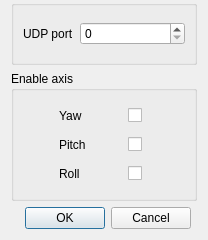
The window that ftnoir_tracker_freepie-udp/freepie-udp-controls.ui (opentrack/opentrack) describes before a commit, drawn with Qt 5.
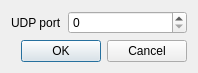
The same window after the commit. Icons and pictures are not drawn.

What changed in the file:
```diff
--- a/ftnoir_tracker_freepie-udp/freepie-udp-controls.ui
+++ b/ftnoir_tracker_freepie-udp/freepie-udp-controls.ui
@@ -9,8 +9,8 @@
    <rect>
     <x>0</x>
     <y>0</y>
-    <width>208</width>
-    <height>240</height>
+    <width>198</width>
+    <height>71</height>
    </rect>
   </property>
   <property name="windowTitle">
@@ -26,145 +26,31 @@
   <property name="autoFillBackground">
    <bool>false</bool>
   </property>
-  <layout class="QGridLayout" name="gridLayout_3">
-   <property name="topMargin">
-    <number>0</number>
-   </property>
-   <item row="0" column="0" colspan="3">
-    <widget class="QGroupBox" name="groupbox_port">
-     <layout class="QGridLayout" name="gridLayout">
-      <item row="0" column="1">
-       <widget class="QSpinBox" name="port">
-        <property name="minimum">
-         <number>0</number>
-        </property>
-        <property name="maximum">
-         <number>65535</number>
-        </property>
-       </widget>
-      </item>
-      <item row="0" column="0">
-       <widget class="QLabel" name="label_5">
-        <property name="sizePolicy">
-         <sizepolicy hsizetype="Maximum" vsizetype="Preferred">
-          <horstretch>0</horstretch>
-          <verstretch>0</verstretch>
-         </sizepolicy>
-        </property>
-        <property name="text">
-         <string>UDP port</string>
-        </property>
-       </widget>
-      </item>
-     </layout>
+  <layout class="QGridLayout" name="gridLayout">
+   <item row="0" column="0">
+    <widget class="QLabel" name="label_5">
+     <property name="sizePolicy">
+      <sizepolicy hsizetype="Maximum" vsizetype="Preferred">
+       <horstretch>0</horstretch>
+       <verstretch>0</verstretch>
+      </sizepolicy>
+     </property>
+     <property name="text">
+      <string>UDP port</string>
+     </property>
     </widget>
    </item>
-   <item row="1" column="0" rowspan="2" colspan="3">
-    <widget class="QGroupBox" name="groupBox_3">
-     <property name="minimumSize">
-      <size>
-       <width>0</width>
-       <height>85</height>
-      </size>
+   <item row="0" column="1">
+    <widget class="QSpinBox" name="port">
+     <property name="minimum">
+      <number>0</number>
      </property>
-     <property name="title">
-      <string>Enable axis</string>
+     <property name="maximum">
+      <number>65535</number>
      </property>
-     <layout class="QGridLayout" name="gridLayout_2">
-      <item row="2" column="0">
-       <widget class="QLabel" name="label_6">
-        <property name="sizePolicy">
-         <sizepolicy hsizetype="Maximum" vsizetype="Preferred">
-          <horstretch>0</horstretch>
-          <verstretch>0</verstretch>
-         </sizepolicy>
-        </property>
-        <property name="text">
-         <string>Roll</string>
-        </property>
-       </widget>
-      </item>
-      <item row="1" column="1">
-       <widget class="QCheckBox" name="chkEnablePitch">
-        <property name="maximumSize">
-         <size>
-          <width>20</width>
-          <height>16777215</height>
-         </size>
-        </property>
-        <property name="layoutDirection">
-         <enum>Qt::LeftToRight</enum>
-        </property>
-        <property name="text">
-         <string/>
-        </property>
-       </widget>
-      </item>
-      <item row="0" column="0">
-       <widget class="QLabel" name="label_11">
-        <property name="sizePolicy">
-         <sizepolicy hsizetype="Maximum" vsizetype="Preferred">
-          <horstretch>0</horstretch>
-          <verstretch>0</verstretch>
-         </sizepolicy>
-        </property>
-        <property name="text">
-         <string>Yaw</string>
-        </property>
-       </widget>
-      </item>
-      <item row="1" column="0">
-       <widget class="QLabel" name="label_9">
-        <property name="sizePolicy">
-         <sizepolicy hsizetype="Maximum" vsizetype="Preferred">
-          <horstretch>0</horstretch>
-          <verstretch>0</verstretch>
-         </sizepolicy>
-        </property>
-        <property name="text">
-         <string>Pitch</string>
-        </property>
-       </widget>
-      </item>
-      <item row="0" column="1">
-       <widget class="QCheckBox" name="chkEnableYaw">
-        <property name="maximumSize">
-         <size>
-          <width>20</width>
-          <height>16777215</height>
-         </size>
-        </property>
-        <property name="layoutDirection">
-         <enum>Qt::LeftToRight</enum>
-        </property>
-        <property name="text">
-         <string/>
-        </property>
-       </widget>
-      </item>
-      <item row="2" column="1">
-       <widget class="QCheckBox" name="chkEnableRoll">
-        <property name="maximumSize">
-         <size>
-          <width>20</width>
-          <height>16777215</height>
-         </size>
-        </property>
-        <property name="layoutDirection">
-         <enum>Qt::LeftToRight</enum>
-        </property>
-        <property name="styleSheet">
-         <string notr="true"/>
-        </property>
-        <property name="text">
-         <string/>
-        </property>
-       </widget>
-      </item>
-     </layout>
     </widget>
    </item>
-   <item row="3" column="1">
+   <item row="1" column="0" colspan="2">
     <widget class="QDialogButtonBox" name="buttonBox">
      <property name="standardButtons">
       <set>QDialogButtonBox::Cancel|QDialogButtonBox::Ok</set>
```
Left out of the diff: 3 changed lines with no effect on the pictures.
